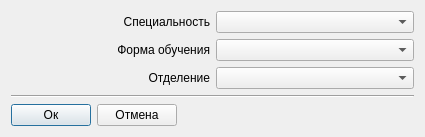
Before: the Qt Designer form maddspecialitiessetsdialog.ui in ichigo7diavol/armp, drawn with Qt 5.
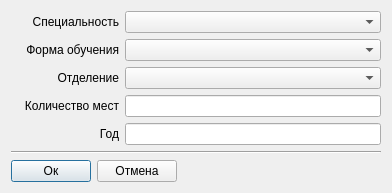
After: the same form once the commit is applied.

What changed in the file:
```diff
--- a/maddspecialitiessetsdialog.ui
+++ b/maddspecialitiessetsdialog.ui
@@ -6,8 +6,8 @@
    <rect>
     <x>0</x>
     <y>0</y>
-    <width>425</width>
-    <height>132</height>
+    <width>392</width>
+    <height>184</height>
    </rect>
   </property>
   <property name="windowTitle">
@@ -27,20 +27,7 @@
       </widget>
      </item>
      <item row="1" column="1">
-      <widget class="QComboBox" name="comboBox_2"/>
-     </item>
-     <item row="1" column="0">
-      <widget class="QLabel" name="label_2">
-       <property name="text">
-        <string>Форма обучения</string>
-       </property>
-       <property name="alignment">
-        <set>Qt::AlignRight|Qt::AlignTrailing|Qt::AlignVCenter</set>
-       </property>
-      </widget>
-     </item>
-     <item row="2" column="1">
-      <widget class="QComboBox" name="comboBox_3"/>
+      <widget class="QComboBox" name="educFormComboBox"/>
      </item>
      <item row="2" column="0">
       <widget class="QLabel" name="label_3">
@@ -53,7 +40,84 @@
       </widget>
      </item>
      <item row="0" column="1">
-      <widget class="QComboBox" name="comboBox"/>
+      <widget class="QComboBox" name="specComboBox"/>
+     </item>
+     <item row="2" column="1">
+      <widget class="QComboBox" name="financeFormComboBox"/>
+     </item>
+     <item row="1" column="0">
+      <widget class="QLabel" name="label_2">
+       <property name="text">
+        <string>Форма обучения</string>
+       </property>
+       <property name="alignment">
+        <set>Qt::AlignRight|Qt::AlignTrailing|Qt::AlignVCenter</set>
+       </property>
+      </widget>
+     </item>
+     <item row="4" column="0">
+      <widget class="QLabel" name="label_4">
+       <property name="text">
+        <string>Год</string>
+       </property>
+       <property name="alignment">
+        <set>Qt::AlignRight|Qt::AlignTrailing|Qt::AlignVCenter</set>
+       </property>
+      </widget>
+     </item>
+     <item row="4" column="1">
+      <widget class="QLineEdit" name="yearLineEdit">
+       <property name="sizePolicy">
+        <sizepolicy hsizetype="Fixed" vsizetype="Fixed">
+         <horstretch>0</horstretch>
+         <verstretch>0</verstretch>
+        </sizepolicy>
+       </property>
+       <property name="minimumSize">
+        <size>
+         <width>256</width>
+         <height>0</height>
+        </size>
+       </property>
+       <property name="maximumSize">
+        <size>
+         <width>256</width>
+         <height>16777215</height>
+        </size>
+       </property>
+      </widget>
+     </item>
+     <item row="3" column="1">
+      <widget class="QLineEdit" name="countLineEdit">
+       <property name="sizePolicy">
+        <sizepolicy hsizetype="Fixed" vsizetype="Fixed">
+         <horstretch>0</horstretch>
+         <verstretch>0</verstretch>
+        </sizepolicy>
+       </property>
+       <property name="minimumSize">
+        <size>
+         <width>256</width>
+         <height>0</height>
+        </size>
+       </property>
+       <property name="maximumSize">
+        <size>
+         <width>256</width>
+         <height>16777215</height>
+        </size>
+       </property>
+      </widget>
+     </item>
+     <item row="3" column="0">
+      <widget class="QLabel" name="label_5">
+       <property name="text">
+        <string>Количество мест</string>
+       </property>
+       <property name="alignment">
+        <set>Qt::AlignRight|Qt::AlignTrailing|Qt::AlignVCenter</set>
+       </property>
+      </widget>
      </item>
     </layout>
    </item>
```
